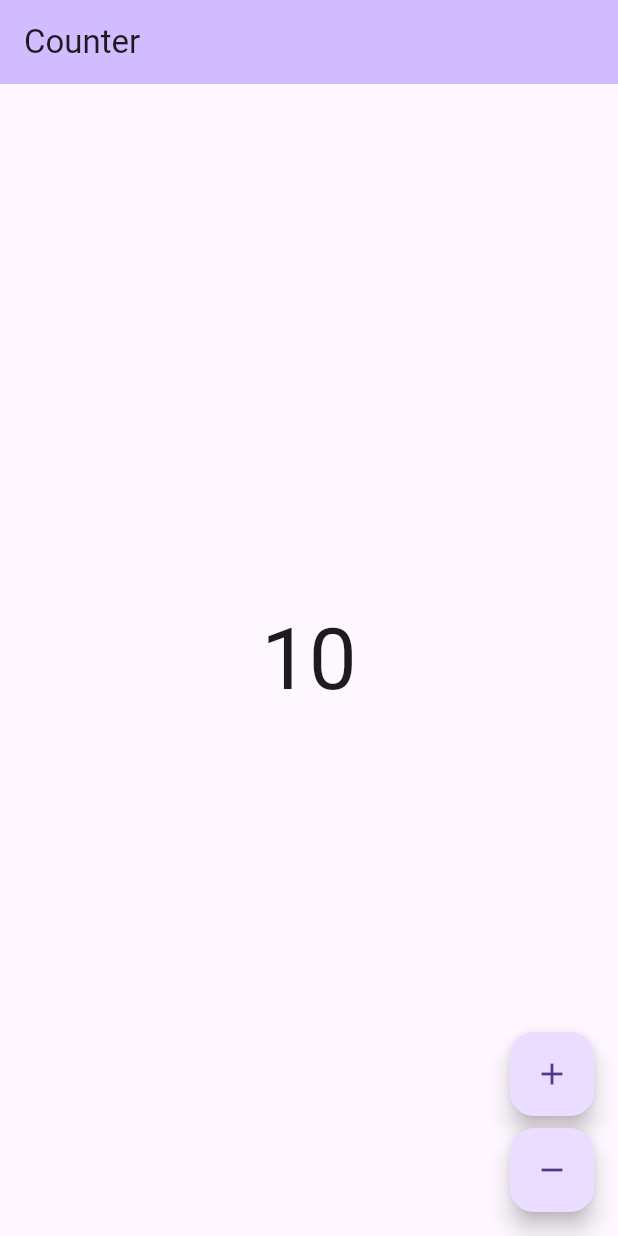
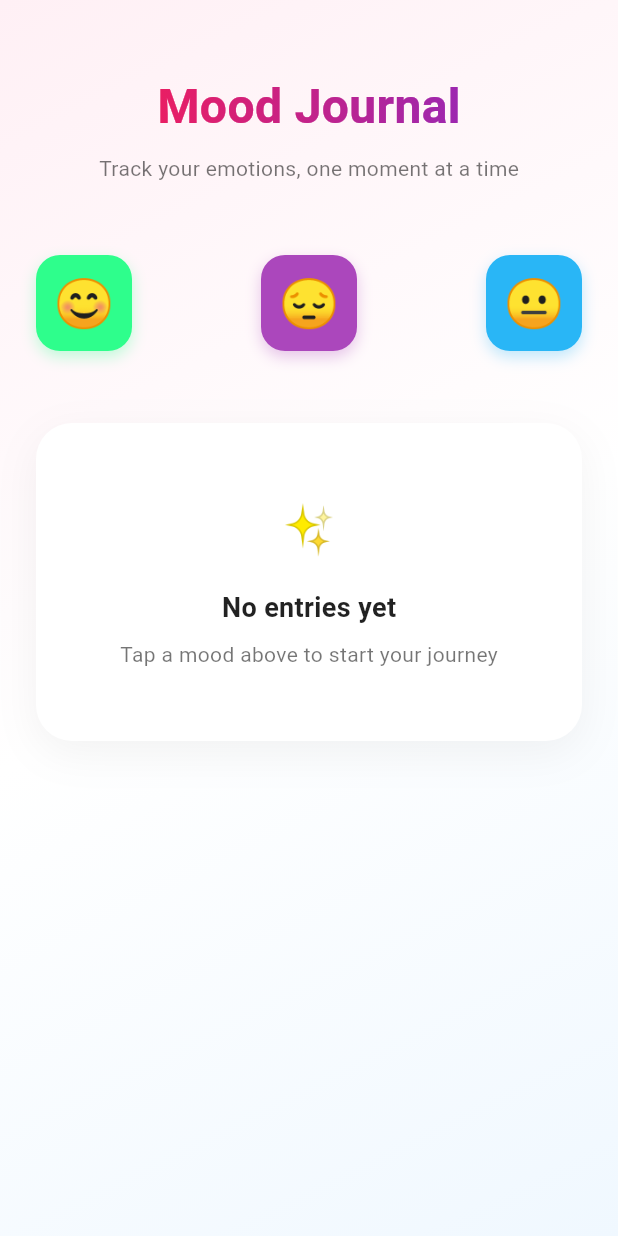
Before and after one commit to root458/mood_tracker, a Flutter app: the screen it shows after launch, on a phone screen of 412 x 824 dp. Run offline on Flutter 3.47's test engine with Material 3 defaults, Android fonts, the phone set to English and light mode, and no system bars; our stand-ins replace bloc, freezed_annotation, hive_ce, hive_ce_flutter; accounts and stored records are empty; generated files the repository leaves out were written again.

Commit message:
Set up page UI

```diff
--- a/lib/mood_tracker/_index.dart
+++ b/lib/mood_tracker/_index.dart
@@ -2,3 +2,4 @@ export 'cubit/_index.dart';
 export 'data/data.dart';
 export 'services/mood_tracker_service.dart';
 export 'view/mood_tracker_page.dart';
+export 'view/widgets/_index.dart';
--- a/lib/mood_tracker/services/mood_tracker_service.dart
+++ b/lib/mood_tracker/services/mood_tracker_service.dart
@@ -15,7 +15,6 @@ abstract class MoodTrackerService {
 }
 
 class MoodTrackerServiceImpl implements MoodTrackerService {
-
   MoodTrackerServiceImpl();
 
   static const _hiveDBKey = 'mood_tracker';
--- a/lib/mood_tracker/view/mood_tracker_page.dart
+++ b/lib/mood_tracker/view/mood_tracker_page.dart
@@ -1,41 +1,48 @@
 import 'package:flutter/material.dart';
-import 'package:mood_tracker/l10n/l10n.dart';
+import 'package:mood_tracker/mood_tracker/_index.dart';
 
 class MoodTrackerPage extends StatelessWidget {
   const MoodTrackerPage({super.key});
 
   @override
   Widget build(BuildContext context) {
-    final l10n = context.l10n;
     return Scaffold(
-      appBar: AppBar(title: Text(l10n.counterAppBarTitle)),
-      body: const Center(child: CounterText()),
-      floatingActionButton: Column(
-        mainAxisAlignment: MainAxisAlignment.end,
-        crossAxisAlignment: CrossAxisAlignment.end,
-        children: [
-          FloatingActionButton(
-            onPressed: () {},
-            child: const Icon(Icons.add),
+      body: Container(
+        decoration: const BoxDecoration(
+          gradient: LinearGradient(
+            begin: Alignment.topLeft,
+            end: Alignment.bottomRight,
+            colors: [
+              Color(0xFFFFF0F5), // Light pinkish
+              Colors.white,
+              Color(0xFFF0F8FF), // Alice blue
+            ],
           ),
-          const SizedBox(height: 8),
-          FloatingActionButton(
-            onPressed: () {},
-            child: const Icon(Icons.remove),
+        ),
+        child: SafeArea(
+          child: Padding(
+            padding: const EdgeInsets.symmetric(horizontal: 24),
+            child: Column(
+              children: [
+                const SizedBox(height: 48),
+                const MoodJournalHeader(),
+                const SizedBox(height: 48),
+                Row(
+                  mainAxisAlignment: MainAxisAlignment.spaceBetween,
+                  children: Mood.values.map((mood) {
+                    return MoodButton(
+                      mood: mood,
+                      onTap: () => LogMoodBottomSheet.show(context),
+                    );
+                  }).toList(),
+                ),
+                const SizedBox(height: 48),
+                const EmptyTimelineCard(),
+              ],
+            ),
           ),
-        ],
+        ),
       ),
     );
   }
 }
-
-class CounterText extends StatelessWidget {
-  const CounterText({super.key});
-
-  @override
-  Widget build(BuildContext context) {
-    final theme = Theme.of(context);
-    const count = 10;
-    return Text('$count', style: theme.textTheme.displayLarge);
-  }
-}
--- /dev/null
+++ b/lib/mood_tracker/view/widgets/_index.dart
@@ -0,0 +1,5 @@
+export 'empty_timeline_card.dart';
+export 'log_mood_bottom_sheet.dart';
+export 'mood_button.dart';
+export 'mood_extensions.dart';
+export 'mood_journal_header.dart';
--- /dev/null
+++ b/lib/mood_tracker/view/widgets/empty_timeline_card.dart
@@ -0,0 +1,48 @@
+import 'package:flutter/material.dart';
+
+class EmptyTimelineCard extends StatelessWidget {
+  const EmptyTimelineCard({super.key});
+
+  @override
+  Widget build(BuildContext context) {
+    return Container(
+      width: double.infinity,
+      padding: const EdgeInsets.symmetric(vertical: 48, horizontal: 24),
+      decoration: BoxDecoration(
+        color: Colors.white,
+        borderRadius: BorderRadius.circular(24),
+        boxShadow: [
+          BoxShadow(
+            color: Colors.black.withValues(alpha: 0.05),
+            blurRadius: 24,
+            offset: const Offset(0, 8),
+          ),
+        ],
+      ),
+      child: const Column(
+        children: [
+          Text(
+            '✨',
+            style: TextStyle(fontSize: 32),
+          ),
+          SizedBox(height: 16),
+          Text(
+            'No entries yet',
+            style: TextStyle(
+              fontSize: 18,
+              fontWeight: FontWeight.bold,
+              color: Colors.black87,
+            ),
+          ),
+          SizedBox(height: 8),
+          Text(
+            'Tap a mood above to start your journey',
+            style: TextStyle(
+              color: Colors.black54,
+            ),
+          ),
+        ],
+      ),
+    );
+  }
+}
--- /dev/null
+++ b/lib/mood_tracker/view/widgets/mood_button.dart
@@ -0,0 +1,64 @@
+import 'package:flutter/material.dart';
+import 'package:mood_tracker/mood_tracker/data/data.dart';
+import 'package:mood_tracker/mood_tracker/view/widgets/mood_extensions.dart';
+
+class MoodButton extends StatelessWidget {
+  const MoodButton({
+    required this.mood,
+    required this.onTap,
+    this.isSelected = false,
+    this.showLabel = false,
+    super.key,
+  });
+
+  final Mood mood;
+  final VoidCallback onTap;
+  final bool isSelected;
+  final bool showLabel;
+
+  @override
+  Widget build(BuildContext context) {
+    return GestureDetector(
+      onTap: onTap,
+      child: Column(
+        mainAxisSize: MainAxisSize.min,
+        children: [
+          Container(
+            width: 64,
+            height: 64,
+            decoration: BoxDecoration(
+              color: mood.color,
+              borderRadius: BorderRadius.circular(16),
+              border: isSelected
+                  ? Border.all(color: const Color(0xFFB388FF), width: 4)
+                  : null,
+              boxShadow: [
+                BoxShadow(
+                  color: mood.color.withValues(alpha: 0.3),
+                  blurRadius: 8,
+                  offset: const Offset(0, 4),
+                ),
+              ],
+            ),
+            child: Center(
+              child: Text(
+                mood.emoji,
+                style: const TextStyle(fontSize: 32),
+              ),
+            ),
+          ),
+          if (showLabel) ...[
+            const SizedBox(height: 8),
+            Text(
+              mood.label,
+              style: const TextStyle(
+                color: Colors.black87,
+                fontWeight: FontWeight.w600,
+              ),
+            ),
+          ],
+        ],
+      ),
+    );
+  }
+}
--- /dev/null
+++ b/lib/mood_tracker/view/widgets/mood_extensions.dart
@@ -0,0 +1,37 @@
+import 'package:flutter/material.dart';
+import 'package:mood_tracker/mood_tracker/data/data.dart';
+
+extension MoodUIExtension on Mood {
+  String get emoji {
+    switch (this) {
+      case Mood.happy:
+        return '😊';
+      case Mood.neutral:
+        return '😐';
+      case Mood.sad:
+        return '😔';
+    }
+  }
+
+  Color get color {
+    switch (this) {
+      case Mood.happy:
+        return const Color(0xFF2EFE8C); // Vibrant Green
+      case Mood.neutral:
+        return const Color(0xFF29B6F6); // Light Blue
+      case Mood.sad:
+        return const Color(0xFFAB47BC); // Purple
+    }
+  }
+
+  String get label {
+    switch (this) {
+      case Mood.happy:
+        return 'Happy';
+      case Mood.neutral:
+        return 'Neutral';
+      case Mood.sad:
+        return 'Sad';
+    }
+  }
+}
--- /dev/null
+++ b/lib/mood_tracker/view/widgets/mood_journal_header.dart
@@ -0,0 +1,34 @@
+import 'package:flutter/material.dart';
+
+class MoodJournalHeader extends StatelessWidget {
+  const MoodJournalHeader({super.key});
+
+  @override
+  Widget build(BuildContext context) {
+    return Column(
+      children: [
+        ShaderMask(
+          shaderCallback: (bounds) => const LinearGradient(
+            colors: [Color(0xFFE91E63), Color(0xFF9C27B0)],
+          ).createShader(bounds),
+          child: const Text(
+            'Mood Journal',
+            style: TextStyle(
+              fontSize: 32,
+              fontWeight: FontWeight.bold,
+              color: Colors.white,
+            ),
+          ),
+        ),
+        const SizedBox(height: 8),
+        const Text(
+          'Track your emotions, one moment at a time',
+          style: TextStyle(
+            fontSize: 14,
+            color: Colors.black54,
+          ),
+        ),
+      ],
+    );
+  }
+}
```
Also changed, not shown: lib/mood_tracker/view/widgets/log_mood_bottom_sheet.dart (added, +188 -0 lines).
